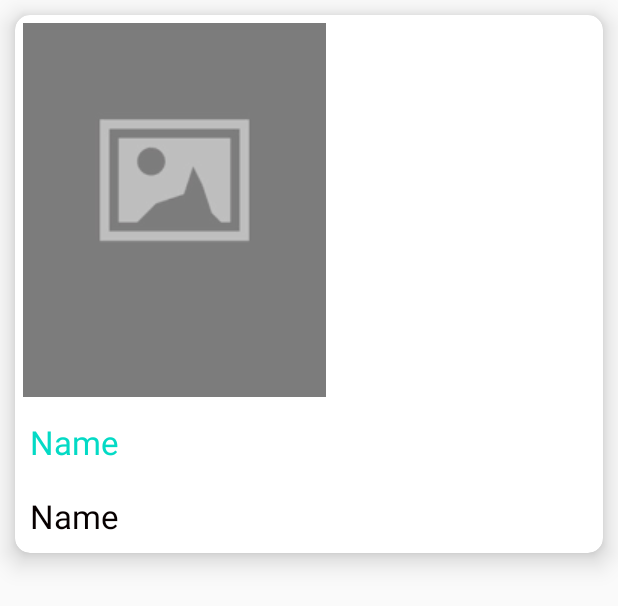
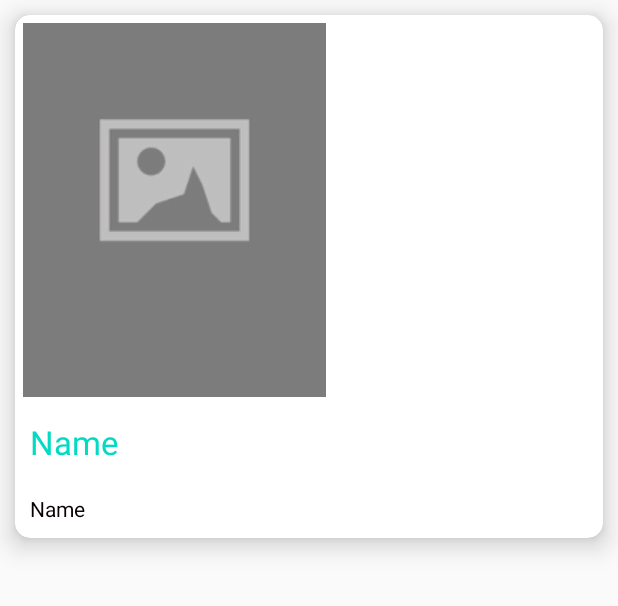
Before and after one commit to realka/GezenAPP, an Android app: the layout listview_layout.xml on its own in the app's theme, with its tools: preview values and no code run, on a phone screen of 412 x 824 dp. Shown: the top 606 px of the screen. Run offline under Robolectric (Android 15) with nearby library versions, the phone set to English and light mode, and no system bars.

```diff
--- a/app/src/main/res/layout/listview_layout.xml
+++ b/app/src/main/res/layout/listview_layout.xml
@@ -6,37 +6,39 @@
     card_view:cardCornerRadius="10dp"
     card_view:cardElevation="10dp"
     android:layout_height="wrap_content">
+
     <RelativeLayout
         android:layout_width="match_parent"
         android:layout_height="match_parent">
+
         <ImageView
+            android:id="@+id/postImage"
             android:layout_width="wrap_content"
             android:layout_height="wrap_content"
-            android:id="@+id/postImage"
             android:padding="5dp"
             android:src="@drawable/placeholder" />
+
         <TextView
+            android:id="@+id/header"
             android:layout_width="wrap_content"
             android:layout_height="wrap_content"
-            android:textAppearance="?android:attr/textAppearanceLarge"
-            android:text="Name"
-            android:id="@+id/header"
-            android:padding="10dp"
-            android:textColor="@color/colorAccent"
             android:layout_below="@+id/postImage"
             android:layout_alignParentLeft="true"
-            />
+            android:padding="10dp"
+            android:text="Name"
+            android:textAppearance="?android:attr/textAppearanceLarge"
+            android:textColor="@color/colorAccent" />
+
         <TextView
-            android:layout_width="wrap_content"
+            android:id="@+id/abs"
+            android:layout_width="match_parent"
             android:layout_height="wrap_content"
-            android:textAppearance="?android:attr/textAppearanceLarge"
-            android:text="Name"
-            android:id="@+id/abs"
-            android:padding="10dp"
-            android:textColor="@color/black"
             android:layout_below="@+id/header"
             android:layout_alignParentLeft="true"
-            />
+            android:padding="10dp"
+            android:text="Name"
+            android:textAppearance="?android:textAppearanceSmall"
+            android:textColor="@color/black" />
 
     </RelativeLayout>
 </androidx.cardview.widget.CardView>
```
Also changed, not shown: app/src/main/java/com/example/gezenapp/CustomAdepter.java (deleted, +0 -56 lines), app/src/main/java/com/example/gezenapp/HomeActivity.java (+49 -6 lines), app/src/main/java/com/example/gezenapp/MyRecyclerViewAdapter.java (added, +82 -0 lines), app/src/main/res/layout/activity_home.xml (+5 -41 lines).
